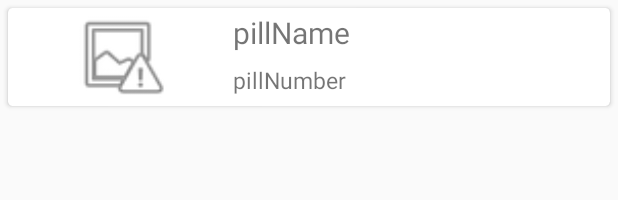
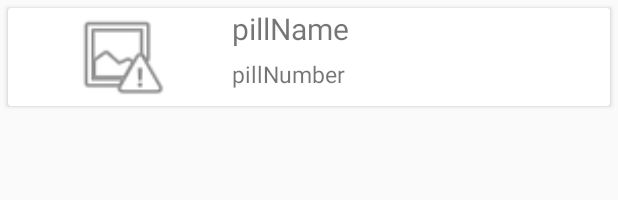
Before and after one commit to TheChicks/Conditionform-android, an Android app: the layout search_item_cardview.xml on its own in the app's theme, with its tools: preview values and no code run, on a phone screen of 412 x 824 dp. Shown: the top 200 px of the screen. Run offline under Robolectric (Android 15) with nearby library versions, the light colour scheme and no system bars.

Commit message:
Revert "#6 카드뷰 구현 완료. 클릭 리스너 미구현"
This reverts commit 0571775ec1f2408c68594fbedbec02dd4c69c2e0.

```diff
--- a/app/build.gradle
+++ b/app/build.gradle
@@ -29,6 +29,4 @@ dependencies {
     compile 'com.jakewharton:butterknife:7.0.1'
     compile 'com.android.support:cardview-v7:23.3.0'
     compile 'com.android.support:recyclerview-v7:23.3.0'
-
-    compile 'com.jakewharton:butterknife:7.0.1'
 }
--- a/app/src/main/res/layout/fragment_search.xml
+++ b/app/src/main/res/layout/fragment_search.xml
@@ -7,7 +7,7 @@
     <!-- TODO: Update blank fragment layout -->
 
     <android.support.v7.widget.RecyclerView
-        android:id="@+id/recyclerview_search_item"
+        android:id="@+id/recyclerview"
         android:layout_width="match_parent"
         android:layout_height="match_parent"/>
 </FrameLayout>
--- a/app/src/main/res/layout/search_item_cardview.xml
+++ b/app/src/main/res/layout/search_item_cardview.xml
@@ -1,12 +1,16 @@
 <?xml version="1.0" encoding="utf-8"?>
-<android.support.v7.widget.CardView android:id="@+id/cardview"
+<LinearLayout xmlns:android="http://schemas.android.com/apk/res/android"
+    android:layout_width="match_parent"
+    android:layout_height="match_parent"
+    xmlns:app="http://schemas.android.com/apk/res-auto"
+    xmlns:card_view="http://schemas.android.com/tools">
+
+    <android.support.v7.widget.CardView
+        android:id="@+id/cardview"
         card_view:cardCornerRadius="3dp"
         android:layout_width="match_parent"
         android:layout_height="wrap_content"
-    android:layout_margin="5dp"
-    xmlns:android="http://schemas.android.com/apk/res/android"
-    xmlns:card_view="http://schemas.android.com/apk/res-auto"
-   >
+        android:layout_margin="5dp">
 
         <LinearLayout
             android:layout_width="match_parent"
@@ -14,9 +18,9 @@
             android:orientation="horizontal"
             android:weightSum="1">
             <ImageView
-            android:layout_width="150dp"
+                android:layout_width="149dp"
                 android:layout_height="65dp"
-            android:id="@+id/pillImage"
+                android:id="@+id/image"
                 android:src="@android:drawable/ic_menu_report_image" />
 
             <LinearLayout
@@ -32,8 +36,7 @@
                     android:id="@+id/pillName"
                     android:layout_gravity="top|center_horizontal"
                     android:layout_weight="0.79"
-                android:textSize="20sp"
-                android:gravity="center_vertical" />
+                    android:textSize="20sp" />
 
                 <TextView
                     android:layout_width="match_parent"
@@ -41,9 +44,9 @@
                     android:text="pillNumber"
                     android:id="@+id/pillNumber"
                     android:layout_gravity="bottom|center_horizontal"
-                android:textSize="15sp"
-                android:gravity="center_vertical" />
+                    android:textSize="15sp" />
             </LinearLayout>
 
         </LinearLayout>
     </android.support.v7.widget.CardView>
+</LinearLayout>
```
Also changed, not shown: app/src/main/java/com/thechicks/conditionform/PillSearchListAdapter.java (+5 -25 lines), app/src/main/java/com/thechicks/conditionform/PillSearchViewHolder.java (+1 -41 lines), app/src/main/java/com/thechicks/conditionform/SearchFragment.java (+5 -32 lines), 2 other files. Lines whose indentation alone changed are shown as unchanged.
